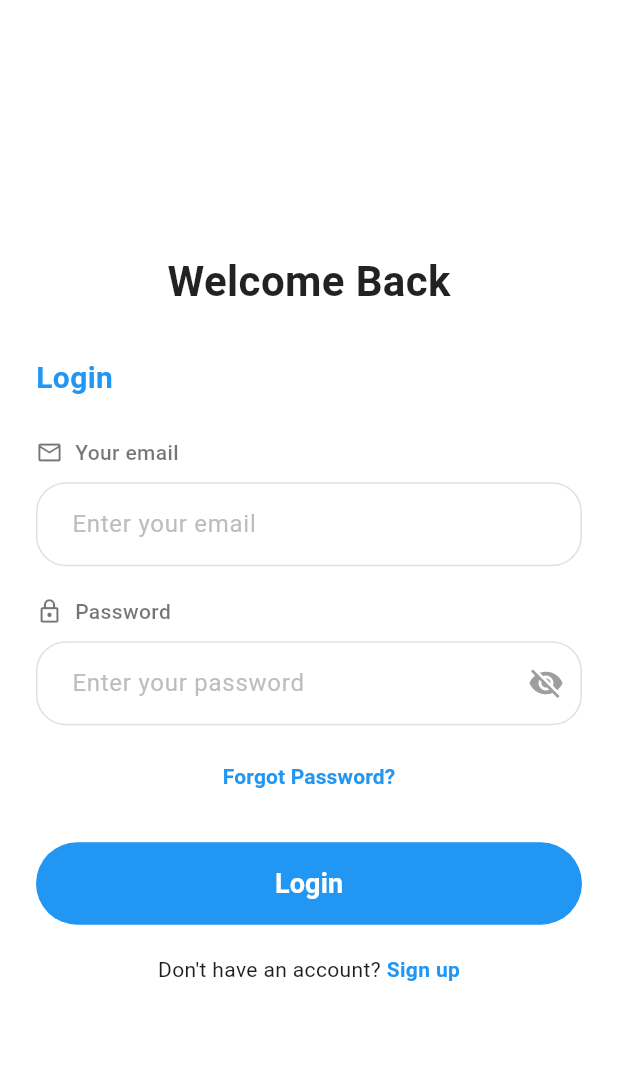
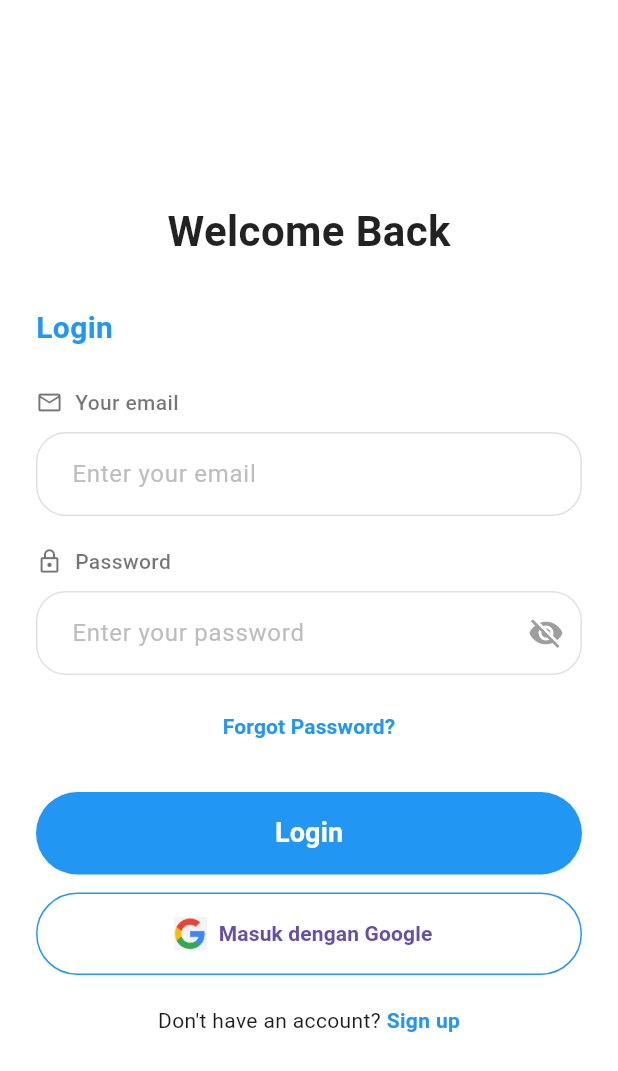
Before and after one commit to ZaidanRiz/Task_Management-app, a Flutter app: the screen it shows after launch, after a tap on "Lets Start", on a phone screen of 412 x 824 dp. Shown: the top 1071 px of the screen. Run offline on Flutter 3.47's test engine with Material 3 defaults, Android fonts, the phone set to English and light mode, and no system bars; our stand-ins replace cloud_firestore, firebase_auth, firebase_core, get, google_sign_in, image_picker; accounts and stored records are empty.

Commit message:
Menambahkan authtentikasi menggunakan google

```diff
--- /dev/null
+++ b/lib/app/controllers/profile_controller.dart
@@ -0,0 +1,33 @@
+import 'package:get/get.dart';
+import 'package:firebase_auth/firebase_auth.dart';
+
+// Controller profil sederhana untuk menyimpan data profil di memori aplikasi
+// (nama & tanggal lahir). Nama juga akan disinkronkan ke FirebaseAuth.displayName
+// saat disimpan dari EditProfile.
+class ProfileController extends GetxController {
+  final name = ''.obs; // Nama tampilan pengguna
+  final birthDate = ''.obs; // Tanggal lahir dalam format dd-MM-yyyy
+
+  @override
+  void onInit() {
+    super.onInit();
+    final auth = FirebaseAuth.instance;
+    // Inisialisasi awal dari akun aktif
+    final user = auth.currentUser;
+    name.value = user?.displayName ?? 'User';
+    // Default tanggal lahir (jika belum pernah diisi)
+    if (birthDate.value.isEmpty) birthDate.value = '24-11-2025';
+
+    // Dengarkan perubahan auth (sign in/out/switch)
+    auth.authStateChanges().listen((u) {
+      if (u == null) {
+        // Reset ke default saat logout
+        name.value = 'User';
+        birthDate.value = '24-11-2025';
+      } else {
+        // Saat user berganti, sinkronkan nama tampilan
+        name.value = u.displayName ?? 'User';
+      }
+    });
+  }
+}
--- a/lib/app/controllers/task_controller.dart
+++ b/lib/app/controllers/task_controller.dart
@@ -2,9 +2,13 @@ import 'package:get/get.dart';
 import 'package:intl/intl.dart';
 import '../data/models/task_model.dart';
 import '../data/services/task_service.dart';
+import 'package:firebase_auth/firebase_auth.dart';
+import 'auth_controller.dart';
+import 'dart:async';
 
 class TaskController extends GetxController {
   final TaskService _taskService = TaskService();
+  final AuthController _auth = Get.find<AuthController>();
 
   var tasks = <TaskModel>[].obs;
   var isLoading = false.obs;
@@ -12,16 +16,49 @@ class TaskController extends GetxController {
   var todayTasks = <TaskModel>[].obs;
   var upcomingTasks = <TaskModel>[].obs;
 
+  String? _currentUid;
+  StreamSubscription<List<TaskModel>>? _tasksSub;
+
   @override
   void onInit() {
     super.onInit();
-    loadTasks();
+    // Dengarkan perubahan user agar daftar tugas berganti sesuai akun aktif
+    _auth.currentUser.listen((user) {
+      _currentUid = user?.uid;
+      if (_currentUid == null) {
+        // Tidak ada user: bersihkan daftar agar tidak nyangkut ke akun sebelumnya
+        _tasksSub?.cancel();
+        tasks.clear();
+        todayTasks.clear();
+        upcomingTasks.clear();
+        tasks.refresh();
+        todayTasks.refresh();
+        upcomingTasks.refresh();
+      } else {
+        _subscribeTasks();
+      }
+    });
+    // Inisialisasi awal jika sudah ada user
+    _currentUid = FirebaseAuth.instance.currentUser?.uid;
+    if (_currentUid != null) {
+      _subscribeTasks();
+    }
+  }
+
+  void _subscribeTasks() {
+    if (_currentUid == null) return;
+    _tasksSub?.cancel();
+    _tasksSub = _taskService.streamTasks(_currentUid!).listen((list) {
+      tasks.assignAll(list);
+      assignTaskCategories();
+    });
   }
 
   void loadTasks() async {
+    if (_currentUid == null) return;
     try {
       isLoading.value = true;
-      var fetchedTasks = await _taskService.fetchTasks();
+      var fetchedTasks = await _taskService.fetchTasks(_currentUid!);
       tasks.assignAll(fetchedTasks);
 
       assignTaskCategories();
@@ -86,14 +123,16 @@ class TaskController extends GetxController {
 
   // CREATE
   void addTask(TaskModel task) async {
-    await _taskService.addTask(task);
+    if (_currentUid == null) return; // Tidak ada user aktif
+    await _taskService.addTask(_currentUid!, task);
     tasks.add(task);
     assignTaskCategories();
   }
 
   void deleteTask(String id) {
+    if (_currentUid == null) return;
     // Jaga konsistensi data di service, lalu perbarui list reaktif lokal
-    _taskService.deleteTask(id).then((_) {
+    _taskService.deleteTask(_currentUid!, id).then((_) {
       tasks.removeWhere((task) => task.id == id);
       assignTaskCategories();
     });
@@ -107,6 +146,10 @@ class TaskController extends GetxController {
       tasks[i] = task;
       tasks.refresh();
       assignTaskCategories();
+      if (_currentUid != null) {
+        // sinkronkan ke service
+        _taskService.updateTask(_currentUid!, task);
+      }
     }
   }
 }
--- a/lib/app/modules/login/views/login_view.dart
+++ b/lib/app/modules/login/views/login_view.dart
@@ -1,5 +1,6 @@
 import 'package:flutter/material.dart';
 import 'package:get/get.dart';
+import 'package:task_management_app/app/controllers/auth_controller.dart';
 
 class LoginView extends StatefulWidget {
   const LoginView({super.key});
@@ -17,8 +18,8 @@ class _LoginViewState extends State<LoginView> {
 
   // LOGIKA LOGIN DENGAN GETX & DELAY
   void _handleLogin() async {
-    if (_emailController.text.isNotEmpty && _passwordController.text.isNotEmpty) {
-
+    if (_emailController.text.isNotEmpty &&
+        _passwordController.text.isNotEmpty) {
       // 1. Tampilkan Notifikasi SUKSES
       Get.snackbar(
         "Login Berhasil",
@@ -37,7 +38,6 @@ class _LoginViewState extends State<LoginView> {
 
       // 3. Pindah ke Home & Hapus History (agar user tidak bisa back ke login)
       Get.offNamed('/home');
-
     } else {
       // Notifikasi ERROR
       Get.snackbar(
@@ -67,7 +67,8 @@ class _LoginViewState extends State<LoginView> {
       body: SafeArea(
         child: Center(
           child: SingleChildScrollView(
-            padding: const EdgeInsets.symmetric(horizontal: 24.0, vertical: 20.0),
+            padding:
+                const EdgeInsets.symmetric(horizontal: 24.0, vertical: 20.0),
             child: Column(
               crossAxisAlignment: CrossAxisAlignment.start,
               children: [
@@ -82,7 +83,6 @@ class _LoginViewState extends State<LoginView> {
                     ),
                   ),
                 ),
-
                 const SizedBox(height: 30),
 
                 // 2. TEXT LOGIN BIRU
@@ -104,7 +104,8 @@ class _LoginViewState extends State<LoginView> {
                     SizedBox(width: 8),
                     Text(
                       "Your email",
-                      style: TextStyle(color: Colors.black54, fontWeight: FontWeight.w500),
+                      style: TextStyle(
+                          color: Colors.black54, fontWeight: FontWeight.w500),
                     ),
                   ],
                 ),
@@ -115,7 +116,8 @@ class _LoginViewState extends State<LoginView> {
                   decoration: InputDecoration(
                     hintText: "Enter your email",
                     hintStyle: TextStyle(color: Colors.grey.shade400),
-                    contentPadding: const EdgeInsets.symmetric(vertical: 16, horizontal: 20),
+                    contentPadding: const EdgeInsets.symmetric(
+                        vertical: 16, horizontal: 20),
                     border: OutlineInputBorder(
                       borderRadius: BorderRadius.circular(20),
                     ),
@@ -139,7 +141,8 @@ class _LoginViewState extends State<LoginView> {
                     SizedBox(width: 8),
                     Text(
                       "Password",
-                      style: TextStyle(color: Colors.black54, fontWeight: FontWeight.w500),
+                      style: TextStyle(
+                          color: Colors.black54, fontWeight: FontWeight.w500),
                     ),
                   ],
                 ),
@@ -151,7 +154,8 @@ class _LoginViewState extends State<LoginView> {
                   decoration: InputDecoration(
                     hintText: "Enter your password",
                     hintStyle: TextStyle(color: Colors.grey.shade400),
-                    contentPadding: const EdgeInsets.symmetric(vertical: 16, horizontal: 20),
+                    contentPadding: const EdgeInsets.symmetric(
+                        vertical: 16, horizontal: 20),
                     border: OutlineInputBorder(
                       borderRadius: BorderRadius.circular(20),
                     ),
@@ -182,12 +186,12 @@ class _LoginViewState extends State<LoginView> {
                 Center(
                   child: TextButton(
                     onPressed: () {
-                      // Menggunakan GetX Navigation
                       Get.toNamed('/forgot-password');
                     },
                     child: const Text(
                       "Forgot Password?",
-                      style: TextStyle(color: Colors.blue, fontWeight: FontWeight.w600),
+                      style: TextStyle(
+                          color: Colors.blue, fontWeight: FontWeight.w600),
                     ),
                   ),
                 ),
@@ -199,7 +203,7 @@ class _LoginViewState extends State<LoginView> {
                   width: double.infinity,
                   height: 55,
                   child: ElevatedButton(
-                    onPressed: _handleLogin, // Memanggil fungsi async di atas
+                    onPressed: _handleLogin,
                     style: ElevatedButton.styleFrom(
                       backgroundColor: Colors.blue,
                       elevation: 0,
@@ -212,11 +216,55 @@ class _LoginViewState extends State<LoginView> {
                       style: TextStyle(
                         color: Colors.white,
                         fontSize: 18,
-                        fontWeight: FontWeight.bold
+                        fontWeight: FontWeight.bold,
                       ),
                     ),
                   ),
                 ),
+
+                const SizedBox(height: 12),
+                // --- LOGIN DENGAN GOOGLE (tepat di bawah tombol Login) ---
+                Obx(() {
+                  final signing = Get.find<AuthController>().isSigningIn.value;
+                  return SizedBox(
+                    width: double.infinity,
+                    height: 55,
+                    child: OutlinedButton.icon(
+                      onPressed: signing
+                          ? null
+                          : () async {
+                              final auth = Get.find<AuthController>();
+                              final res = await auth.signInWithGoogle(
+                                  forceNewAccount: true);
+                              if (res != null) Get.offNamed('/home');
+                            },
+                      icon: signing
+                          ? const SizedBox(
+                              width: 22,
+                              height: 22,
+                              child: CircularProgressIndicator(strokeWidth: 2),
+                            )
+                          : Image.asset(
+                              'assets/images/Google.png',
+                              width: 22,
+                              height: 22,
+                              errorBuilder: (context, error, stack) =>
+                                  const Icon(Icons.g_mobiledata,
+                                      color: Colors.blue),
+                            ),
+                      label: Text(
+                        signing ? 'Memproses...' : 'Masuk dengan Google',
+                        style: const TextStyle(fontWeight: FontWeight.w600),
+                      ),
+                      style: OutlinedButton.styleFrom(
+                        side: const BorderSide(color: Colors.blue),
+                        shape: RoundedRectangleBorder(
+                          borderRadius: BorderRadius.circular(30),
+                        ),
+                      ),
+                    ),
+                  );
+                }),
 
                 const SizedBox(height: 20),
 
@@ -227,12 +275,12 @@ class _LoginViewState extends State<LoginView> {
                     const Text("Don't have an account? "),
                     GestureDetector(
                       onTap: () {
-                        // Menggunakan GetX Navigation
                         Get.toNamed('/signup');
                       },
                       child: const Text(
                         "Sign up",
-                        style: TextStyle(color: Colors.blue, fontWeight: FontWeight.bold),
+                        style: TextStyle(
+                            color: Colors.blue, fontWeight: FontWeight.bold),
                       ),
                     ),
                   ],
--- a/lib/main.dart
+++ b/lib/main.dart
@@ -1,7 +1,10 @@
 import 'package:flutter/material.dart';
 import 'package:get/get.dart';
-
+import 'package:firebase_core/firebase_core.dart';
+import 'firebase_options.dart';
 import 'package:task_management_app/app/controllers/task_controller.dart';
+import 'package:task_management_app/app/controllers/auth_controller.dart';
+import 'package:task_management_app/app/controllers/profile_controller.dart';
 import 'package:task_management_app/app/modules/CreateTask/views/create_task_view.dart';
 import 'package:task_management_app/app/modules/CreateTask/bindings/create_task_binding.dart';
 import 'package:task_management_app/app/modules/Settings/views/settings_view.dart';
@@ -23,8 +26,15 @@ import 'package:task_management_app/app/modules/AiAssistant/views/ai_assistant_v
 import 'package:task_management_app/app/modules/EditProfile/bindings/edit_profile_binding.dart';
 import 'package:task_management_app/app/modules/EditProfile/views/edit_profile_view.dart';
 
-void main() {
+void main() async {
+  WidgetsFlutterBinding.ensureInitialized();
+  await Firebase.initializeApp(
+    options: DefaultFirebaseOptions.currentPlatform,
+  );
+  // Inisialisasi controller SETELAH Firebase siap
+  Get.put(AuthController());
   Get.put(TaskController());
+  Get.put(ProfileController());
   runApp(const MyApp());
 }
 
--- a/pubspec.yaml
+++ b/pubspec.yaml
@@ -38,6 +38,10 @@ dependencies:
   get: ^4.7.2
   image_picker: ^1.0.7  # Untuk ambil foto
   intl: ^0.20.2         # Untuk format tanggal
+  google_sign_in: ^6.2.1 # Untuk Google Sign-In
+  firebase_core: ^4.3.0
+  firebase_auth: ^6.1.3
+  cloud_firestore: ^6.1.1
 
 dev_dependencies:
   flutter_test:
```
Also changed, not shown: lib/app/controllers/auth_controller.dart (added, +74 -0 lines), lib/app/data/models/task_model.dart (+33 -2 lines), lib/app/data/services/task_service.dart (+39 -45 lines), lib/app/modules/EditProfile/controllers/edit_profile_controller.dart (+40 -7 lines), lib/app/modules/EditProfile/views/edit_profile_view.dart (+25 -11 lines), lib/app/modules/Settings/views/settings_view.dart (+40 -17 lines), assets/images/Google.png (added), firebase.json (added), lib/firebase_options.dart (added), pubspec.lock, 8 other files.
